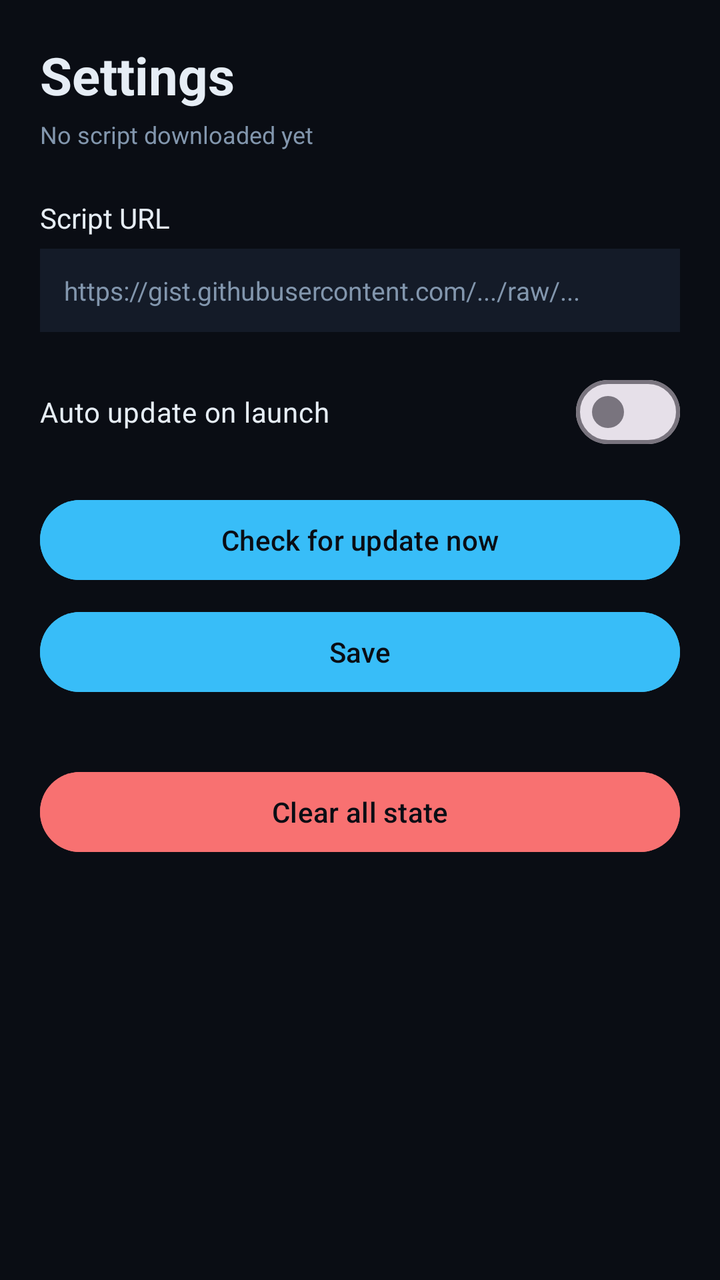
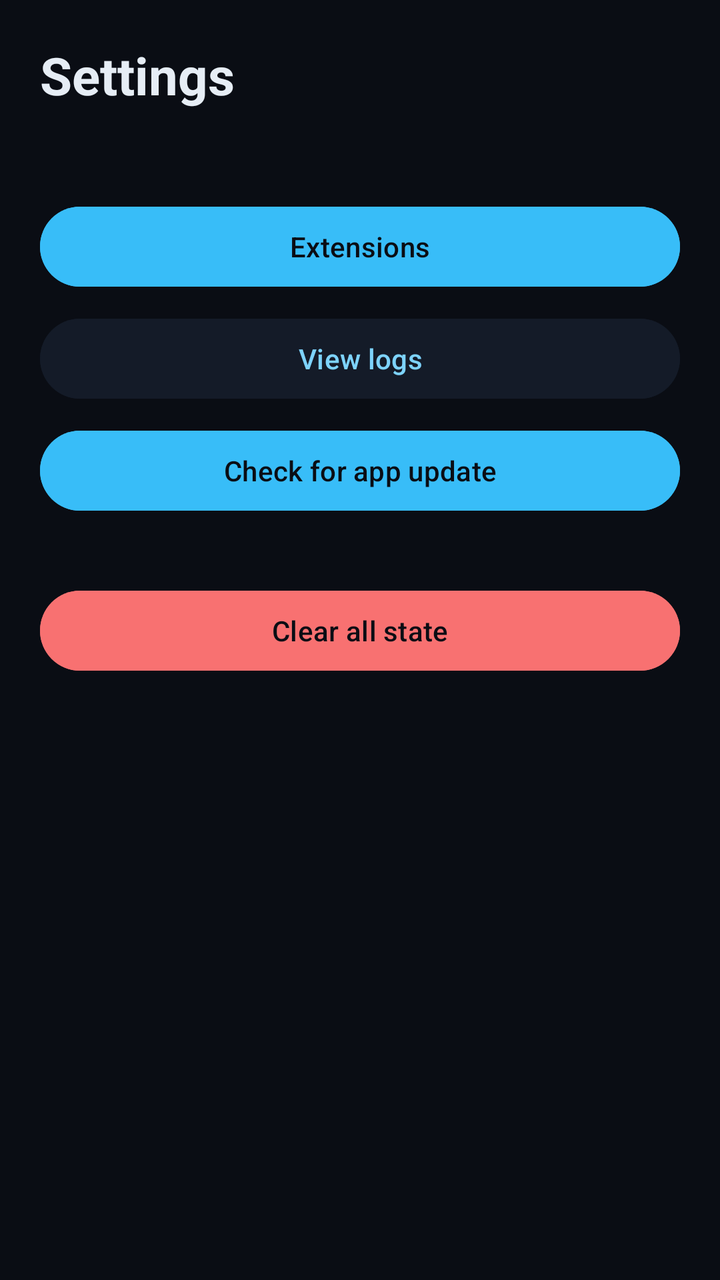

An Android layout rendered at two revisions. The XML below is the earlier revision; the diff shows what the commit changed to produce the second picture.
<!-- AndroidManifest.xml: application theme Theme.UHCompanion -->
<!-- res/layout/activity_settings.xml -->
<?xml version="1.0" encoding="utf-8"?>
<ScrollView
    xmlns:android="http://schemas.android.com/apk/res/android"
    android:layout_width="match_parent"
    android:layout_height="match_parent"
    android:background="@color/bg"
    android:padding="20dp">

    <LinearLayout
        android:layout_width="match_parent"
        android:layout_height="wrap_content"
        android:orientation="vertical">

        <TextView
            android:layout_width="wrap_content"
            android:layout_height="wrap_content"
            android:text="@string/settings_title"
            android:textColor="@color/text"
            android:textSize="26sp"
            android:textStyle="bold" />

        <TextView
            android:id="@+id/versionLabel"
            android:layout_width="wrap_content"
            android:layout_height="wrap_content"
            android:layout_marginTop="4dp"
            android:text="@string/settings_script_missing"
            android:textColor="@color/subtext"
            android:textSize="12sp" />

        <TextView
            android:layout_width="wrap_content"
            android:layout_height="wrap_content"
            android:layout_marginTop="24dp"
            android:text="@string/settings_script_url"
            android:textColor="@color/text"
            android:textSize="14sp" />

        <EditText
            android:id="@+id/scriptUrl"
            android:layout_width="match_parent"
            android:layout_height="wrap_content"
            android:layout_marginTop="6dp"
            android:background="@color/surface"
            android:hint="https://gist.githubusercontent.com/.../raw/..."
            android:inputType="textUri"
            android:padding="12dp"
            android:textColor="@color/text"
            android:textColorHint="@color/subtext"
            android:textSize="13sp" />

        <com.google.android.material.materialswitch.MaterialSwitch
            android:id="@+id/autoUpdate"
            android:layout_width="match_parent"
            android:layout_height="wrap_content"
            android:layout_marginTop="16dp"
            android:text="@string/settings_auto_update"
            android:textColor="@color/text" />

        <Button
            android:id="@+id/btnCheckNow"
            android:layout_width="match_parent"
            android:layout_height="wrap_content"
            android:layout_marginTop="16dp"
            android:text="@string/settings_check_now"
            android:backgroundTint="@color/accent_strong"
            android:textColor="@color/bg" />

        <Button
            android:id="@+id/btnSave"
            android:layout_width="match_parent"
            android:layout_height="wrap_content"
            android:layout_marginTop="8dp"
            android:text="@string/settings_save"
            android:backgroundTint="@color/accent_strong"
            android:textColor="@color/bg" />

        <Button
            android:id="@+id/btnClearState"
            android:layout_width="match_parent"
            android:layout_height="wrap_content"
            android:layout_marginTop="32dp"
            android:text="@string/settings_clear_state"
            android:backgroundTint="@color/red"
            android:textColor="@color/bg" />

    </LinearLayout>
</ScrollView>
<!-- resources referenced by this layout -->
<resources>
  <color name="accent_strong">#38BDF8</color>
  <color name="bg">#0A0D14</color>
  <color name="red">#F87171</color>
  <color name="subtext">#8296AD</color>
  <color name="surface">#141B28</color>
  <color name="text">#E6EDF5</color>
  <string name="settings_auto_update">Auto update on launch</string>
  <string name="settings_check_now">Check for update now</string>
  <string name="settings_clear_state">Clear all state</string>
  <string name="settings_save">Save</string>
  <string name="settings_script_missing">No script downloaded yet</string>
  <string name="settings_script_url">Script URL</string>
  <string name="settings_title">Settings</string>
  <style name="Theme.UHCompanion" parent="Theme.Material3.DayNight.NoActionBar">
          <item name="android:statusBarColor">@color/bg</item>
          <item name="android:navigationBarColor">@color/bg</item>
          <item name="android:windowLightStatusBar">false</item>
          <item name="colorPrimary">@color/accent</item>
          <item name="colorOnPrimary">@color/bg</item>
          <item name="colorSurface">@color/surface</item>
          <item name="colorOnSurface">@color/text</item>
      </style>
  <color name="accent">#7DD3FC</color>
</resources>

<!-- the commit's change to res/layout/activity_settings.xml (unified diff, before → after) -->
@@ -14,7 +14,7 @@
         <TextView
             android:layout_width="wrap_content"
             android:layout_height="wrap_content"
-            android:text="@string/settings_title"
+            android:text="Settings"
             android:textColor="@color/text"
             android:textSize="26sp"
             android:textStyle="bold" />
@@ -24,54 +24,34 @@
             android:layout_width="wrap_content"
             android:layout_height="wrap_content"
             android:layout_marginTop="4dp"
-            android:text="@string/settings_script_missing"
             android:textColor="@color/subtext"
-            android:textSize="12sp" />
+            android:textSize="12sp"
+            android:text="" />
 
-        <TextView
-            android:layout_width="wrap_content"
+        <Button
+            android:id="@+id/btnExtensions"
+            android:layout_width="match_parent"
             android:layout_height="wrap_content"
             android:layout_marginTop="24dp"
-            android:text="@string/settings_script_url"
-            android:textColor="@color/text"
-            android:textSize="14sp" />
-
-        <EditText
-            android:id="@+id/scriptUrl"
-            android:layout_width="match_parent"
-            android:layout_height="wrap_content"
-            android:layout_marginTop="6dp"
-            android:background="@color/surface"
-            android:hint="https://gist.githubusercontent.com/.../raw/..."
-            android:inputType="textUri"
-            android:padding="12dp"
-            android:textColor="@color/text"
-            android:textColorHint="@color/subtext"
-            android:textSize="13sp" />
-
-        <com.google.android.material.materialswitch.MaterialSwitch
-            android:id="@+id/autoUpdate"
-            android:layout_width="match_parent"
-            android:layout_height="wrap_content"
-            android:layout_marginTop="16dp"
-            android:text="@string/settings_auto_update"
-            android:textColor="@color/text" />
-
-        <Button
-            android:id="@+id/btnCheckNow"
-            android:layout_width="match_parent"
-            android:layout_height="wrap_content"
-            android:layout_marginTop="16dp"
-            android:text="@string/settings_check_now"
+            android:text="Extensions"
             android:backgroundTint="@color/accent_strong"
             android:textColor="@color/bg" />
 
         <Button
-            android:id="@+id/btnSave"
+            android:id="@+id/btnLogs"
             android:layout_width="match_parent"
             android:layout_height="wrap_content"
             android:layout_marginTop="8dp"
-            android:text="@string/settings_save"
+            android:text="View logs"
+            android:backgroundTint="@color/surface"
+            android:textColor="@color/accent" />
+
+        <Button
+            android:id="@+id/btnAppUpdate"
+            android:layout_width="match_parent"
+            android:layout_height="wrap_content"
+            android:layout_marginTop="8dp"
+            android:text="Check for app update"
             android:backgroundTint="@color/accent_strong"
             android:textColor="@color/bg" />
 
@@ -80,7 +60,7 @@
             android:layout_width="match_parent"
             android:layout_height="wrap_content"
             android:layout_marginTop="32dp"
-            android:text="@string/settings_clear_state"
+            android:text="Clear all state"
             android:backgroundTint="@color/red"
             android:textColor="@color/bg" />
 
<!-- resource entries referenced after the edit -->
@@ -6,13 +6,6 @@
   <color name="subtext">#8296AD</color>
   <color name="surface">#141B28</color>
   <color name="text">#E6EDF5</color>
-  <string name="settings_auto_update">Auto update on launch</string>
-  <string name="settings_check_now">Check for update now</string>
-  <string name="settings_clear_state">Clear all state</string>
-  <string name="settings_save">Save</string>
-  <string name="settings_script_missing">No script downloaded yet</string>
-  <string name="settings_script_url">Script URL</string>
-  <string name="settings_title">Settings</string>
   <style name="Theme.UHCompanion" parent="Theme.Material3.DayNight.NoActionBar">
           <item name="android:statusBarColor">@color/bg</item>
           <item name="android:navigationBarColor">@color/bg</item>
